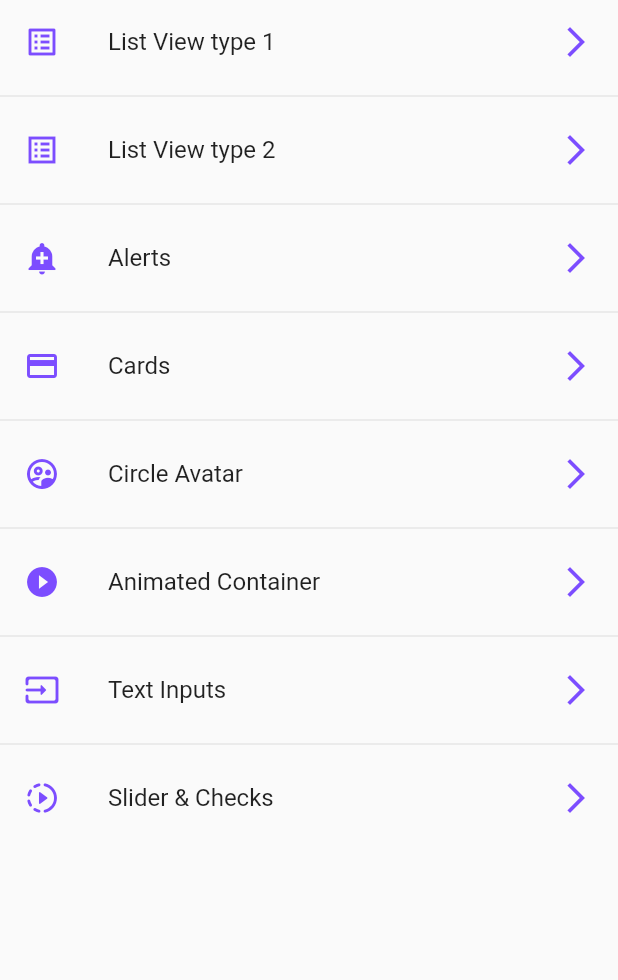
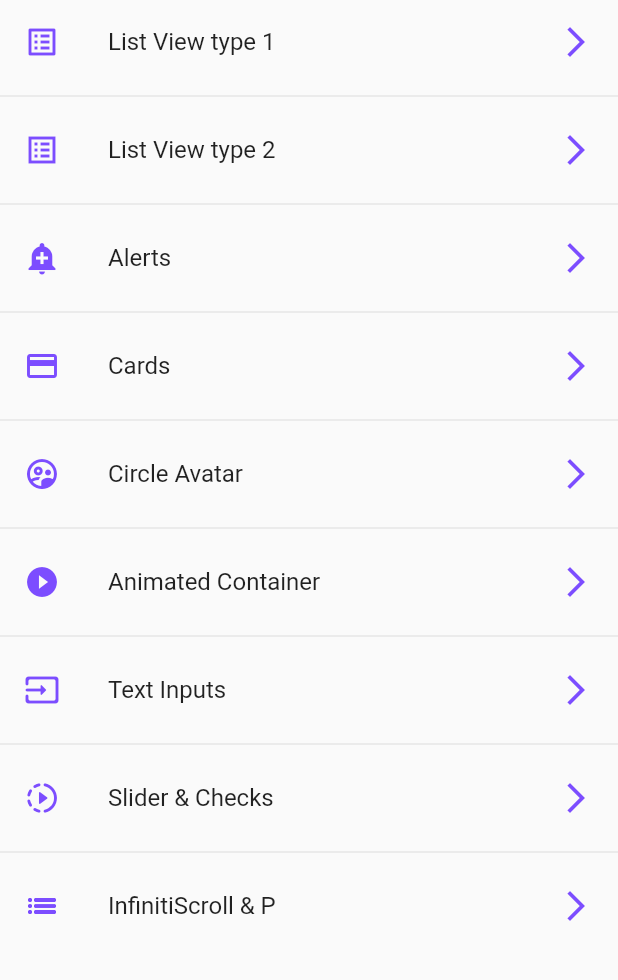
Before and after one commit to johnhaverh/componentsFlutter, a Flutter app: the screen it shows after launch, on a phone screen of 412 x 824 dp, the part 84-1064 px from its top. Run offline on Flutter 3.47's test engine with Material 2 defaults, Android fonts, the phone set to English and light mode, and no system bars.

Commit message:
componentsflutter: pages.dart & app_routes.dart: update -> listview_builder_page.dart: create

```diff
--- a/lib/pages/pages.dart
+++ b/lib/pages/pages.dart
@@ -1,13 +1,10 @@
-
-
-
-
 export 'package:componentsflutter/pages/alert_page.dart';
 export 'package:componentsflutter/pages/animated_page.dart';
 export 'package:componentsflutter/pages/avatar_page.dart';
 export 'package:componentsflutter/pages/card_page.dart';
 export 'package:componentsflutter/pages/home_page.dart';
 export 'package:componentsflutter/pages/inputs_page.dart';
+export 'package:componentsflutter/pages/listview_builder.dart';
 export 'package:componentsflutter/pages/listview1_page.dart';
 export 'package:componentsflutter/pages/listview2_page.dart';
 export 'package:componentsflutter/pages/slider_page.dart';
--- a/lib/router/app_routes.dart
+++ b/lib/router/app_routes.dart
@@ -8,14 +8,15 @@ class AppRoutes {
 
   static final menuOptions = <MenuOptions>[
     //MenuOptions(route: 'home',      name: 'Home Page',          screen: const HomePage(),      iconRoute: Icons.home),
-    MenuOptions(route: 'listview1', name: 'List View type 1',   screen: const Listview1Page(), iconRoute: Icons.list_alt),
-    MenuOptions(route: 'listview2', name: 'List View type 2',   screen: const Listview2Page(), iconRoute: Icons.list_alt_sharp),
-    MenuOptions(route: 'alert',     name: 'Alerts',             screen: const AlertPage(),     iconRoute: Icons.add_alert),
-    MenuOptions(route: 'card',      name: 'Cards',              screen: const CardPage(),      iconRoute: Icons.credit_card),
-    MenuOptions(route: 'avatar',    name: 'Circle Avatar',      screen: const AvatarPage(),    iconRoute: Icons.supervised_user_circle_outlined),
-    MenuOptions(route: 'animated',  name: 'Animated Container', screen: const AnimatedPage(),  iconRoute: Icons.play_circle_filled_outlined),
-    MenuOptions(route: 'inputs',    name: 'Text Inputs',        screen: const InputsPage(),    iconRoute: Icons.input_rounded),
-    MenuOptions(route: 'slider',    name: 'Slider & Checks',    screen: const SliderPage(),    iconRoute: Icons.slow_motion_video_rounded),
+    MenuOptions(route: 'listview1', name: 'List View type 1',   screen: const Listview1Page(),        iconRoute: Icons.list_alt),
+    MenuOptions(route: 'listview2', name: 'List View type 2',   screen: const Listview2Page(),        iconRoute: Icons.list_alt_sharp),
+    MenuOptions(route: 'alert',     name: 'Alerts',             screen: const AlertPage(),            iconRoute: Icons.add_alert),
+    MenuOptions(route: 'card',      name: 'Cards',              screen: const CardPage(),             iconRoute: Icons.credit_card),
+    MenuOptions(route: 'avatar',    name: 'Circle Avatar',      screen: const AvatarPage(),           iconRoute: Icons.supervised_user_circle_outlined),
+    MenuOptions(route: 'animated',  name: 'Animated Container', screen: const AnimatedPage(),         iconRoute: Icons.play_circle_filled_outlined),
+    MenuOptions(route: 'inputs',    name: 'Text Inputs',        screen: const InputsPage(),           iconRoute: Icons.input_rounded),
+    MenuOptions(route: 'slider',    name: 'Slider & Checks',    screen: const SliderPage(),           iconRoute: Icons.slow_motion_video_rounded),
+    MenuOptions(route: 'listviewb', name: 'InfinitiScroll & P', screen: const ListviewBuilderPage(),  iconRoute: Icons.list_sharp),
   ];
 
   static Map<String, Widget Function(BuildContext)> getAppRoutes() {
```
Also changed, not shown: lib/pages/listview_builder.dart (added, +31 -0 lines).
